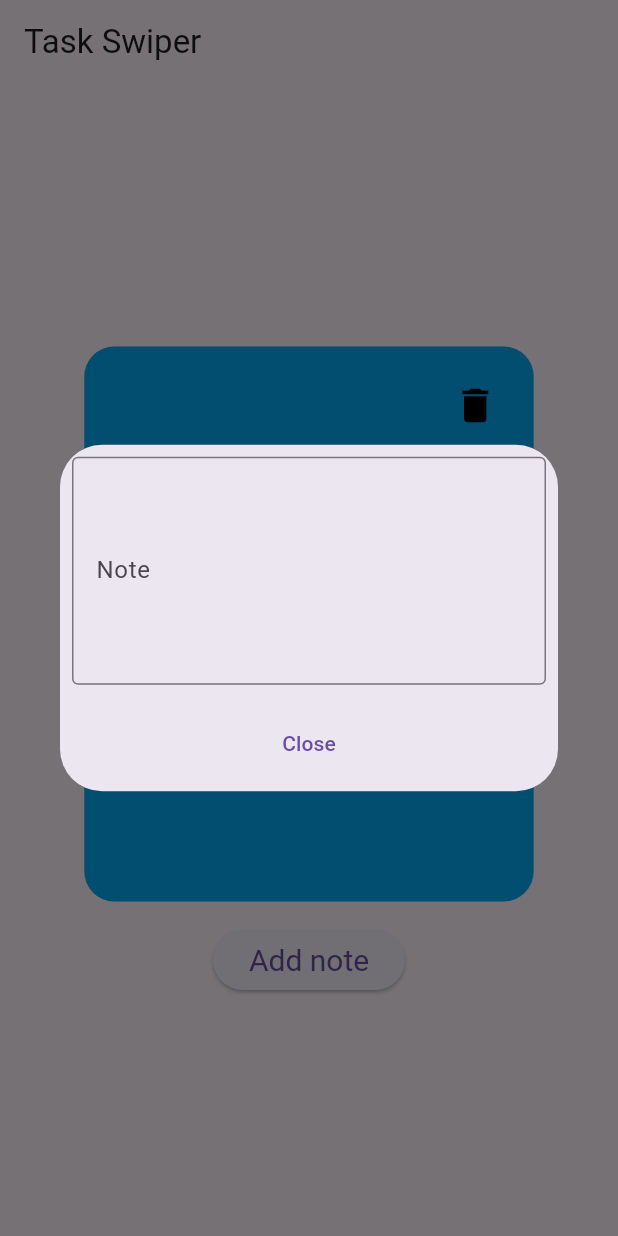
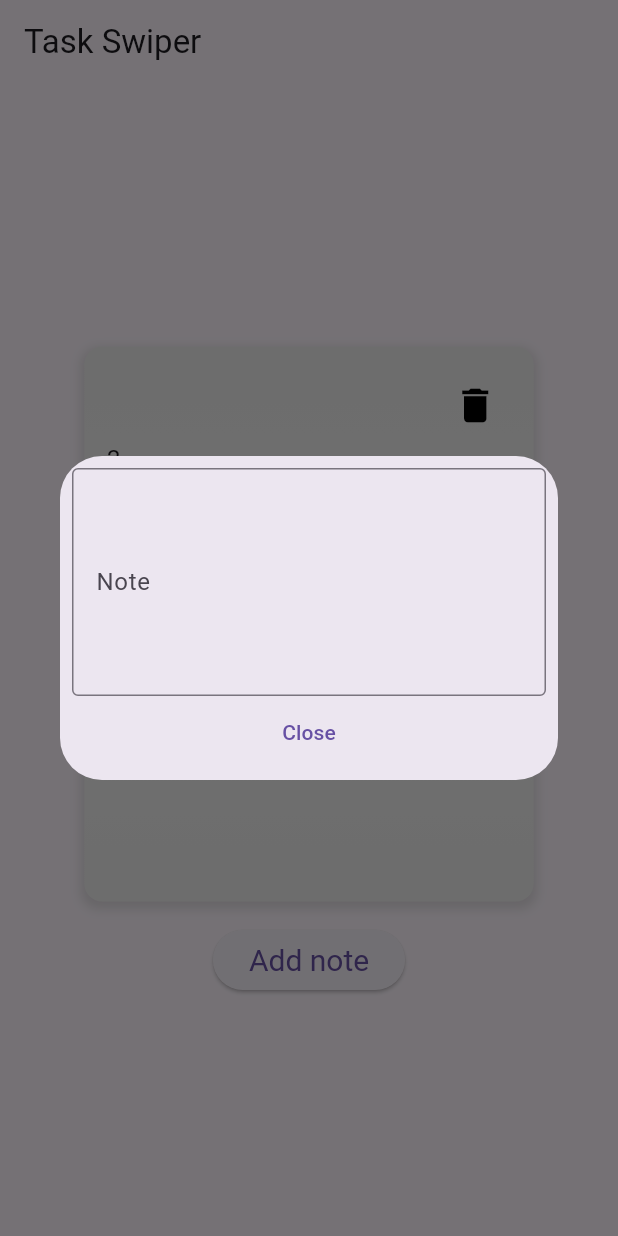
Before and after one commit to temedeus/task_swiper, a Flutter app: the screen it shows after launch, after a tap on the "delete" icon, after a tap on "Add note", on a phone screen of 412 x 824 dp. Run offline on Flutter 3.47's test engine with Material 3 defaults, Android fonts, the phone set to English and light mode, and no system bars; drawn by our look-alikes of carousel_slider; our stand-ins replace sqflite; accounts and stored records are empty.

Commit message:
Extracted edit_task_dialog

```diff
--- /dev/null
+++ b/lib/edit_task_dialog.dart
@@ -0,0 +1,48 @@
+import 'package:flutter/material.dart';
+
+class EditTaskDialog extends StatefulWidget {
+  const EditTaskDialog({Key? key, required this.callback}) : super(key: key);
+  final Function(String) callback;
+
+  @override
+  State<EditTaskDialog> createState() => _EditTaskDialogState(callback);
+}
+
+class _EditTaskDialogState extends State<EditTaskDialog> {
+  final myController = TextEditingController();
+
+  Function(String) callback;
+
+  _EditTaskDialogState(this.callback);
+
+  @override
+  Widget build(BuildContext context) {
+    return Dialog(
+      child: Padding(
+        padding: const EdgeInsets.all(8.0),
+        child: Column(
+          mainAxisSize: MainAxisSize.min,
+          mainAxisAlignment: MainAxisAlignment.center,
+          children: <Widget>[
+            TextField(
+              keyboardType: TextInputType.multiline,
+              minLines: 5,
+              maxLines: 5,
+              controller: myController,
+              decoration: const InputDecoration(
+                  hintText: "Write your note here",
+                  labelText: "Note",
+                  border: OutlineInputBorder()),
+            ),
+            TextButton(
+              onPressed: () {
+                callback(myController.text);
+              },
+              child: const Text('Close'),
+            ),
+          ],
+        ),
+      ),
+    );
+  }
+}
--- a/lib/main.dart
+++ b/lib/main.dart
@@ -1,5 +1,7 @@
 import 'package:carousel_slider/carousel_slider.dart';
 import 'package:flutter/material.dart';
+import 'package:taskswiper/edit_task_dialog.dart';
+import 'package:taskswiper/service/database_service.dart';
 import 'package:taskswiper/task.dart';
 
 void main() {
@@ -27,14 +29,21 @@ class MyHomePage extends StatefulWidget {
 
   final String title;
 
-  List<Task> notes = [Task("Test", null), Task("2", null)];
+  List<Task> tasks = [Task(null, "Test", null), Task(null, "2", null)];
 
   @override
   State<MyHomePage> createState() => _MyHomePageState();
 }
 
 class _MyHomePageState extends State<MyHomePage> {
-  final myController = TextEditingController();
+  late DatabaseService _databaseService;
+
+  @override
+  void initState() {
+    super.initState();
+    _databaseService = DatabaseService();
+    _databaseService.initializeDB().whenComplete(() async {});
+  }
 
   @override
   Widget build(BuildContext context) {
@@ -42,24 +51,44 @@ class _MyHomePageState extends State<MyHomePage> {
         appBar: AppBar(
           title: Text(widget.title),
         ),
-        body: Column(
+        body: buildTaskListing(context));
+  }
+
+  Column buildTaskListing(BuildContext context) {
+    return Column(
       mainAxisAlignment: MainAxisAlignment.center,
       crossAxisAlignment: CrossAxisAlignment.center,
       children: <Widget>[
         CarouselSlider(
-              options:
-                  CarouselOptions(height: 400.0, enableInfiniteScroll: false),
-              items: widget.notes.map((i) {
+          options: CarouselOptions(height: 400.0, enableInfiniteScroll: false),
+          items: widget.tasks.map((i) {
             return Builder(
               builder: (BuildContext context) {
                 return Container(
                     width: MediaQuery.of(context).size.width,
                     margin: const EdgeInsets.all(15.0),
                     padding: const EdgeInsets.all(15.0),
-                        decoration: const BoxDecoration(
-                            color: Colors.lightBlue,
-                            borderRadius:
-                                BorderRadius.all(Radius.circular(20))),
+                    decoration: BoxDecoration(
+                      gradient: LinearGradient(
+                        begin: Alignment.topCenter,
+                        end: Alignment.bottomCenter,
+                        colors: [
+                          Colors.grey[200]!,
+                          Colors.grey[100]!,
+                          Colors.grey[200]!,
+                        ],
+                        stops: [0.1, 0.5, 0.9],
+                      ),
+                      borderRadius: BorderRadius.circular(12.0),
+                      boxShadow: [
+                        BoxShadow(
+                          color: Colors.grey.withOpacity(0.3),
+                          spreadRadius: 2,
+                          blurRadius: 5,
+                          offset: Offset(0, 3),
+                        ),
+                      ],
+                    ),
                     child: Column(
                       crossAxisAlignment: CrossAxisAlignment.start,
                       children: [
@@ -72,9 +101,9 @@ class _MyHomePageState extends State<MyHomePage> {
                             ),
                             onPressed: () {
                               setState(() {
-                                    var newNotes = widget.notes;
+                                var newNotes = widget.tasks;
                                 newNotes.remove(i);
-                                    widget.notes = [...newNotes];
+                                widget.tasks = [...newNotes];
                               });
                             },
                           ),
@@ -92,47 +121,29 @@ class _MyHomePageState extends State<MyHomePage> {
         ),
         ElevatedButton(
           style: ElevatedButton.styleFrom(
-                  textStyle: const TextStyle(fontSize: 20)),
+            textStyle: const TextStyle(fontSize: 20),
+          ),
           onPressed: () => showDialog<String>(
             context: context,
-                builder: (BuildContext context) => Dialog(
-                  child: Padding(
-                    padding: const EdgeInsets.all(8.0),
-                    child: Column(
-                      mainAxisSize: MainAxisSize.min,
-                      mainAxisAlignment: MainAxisAlignment.center,
-                      children: <Widget>[
-                        TextField(
-                          keyboardType: TextInputType.multiline,
-                          minLines: 5,
-                          maxLines: 5,
-                          controller: myController,
-                          decoration: const InputDecoration(
-                              hintText: "Write your note here",
-                              labelText: "Note",
-                              border: OutlineInputBorder()),
-                        ),
-                        const SizedBox(height: 15),
-                        TextButton(
-                          onPressed: () {
-                            setState(() {
-                              widget.notes = [
-                                Task(myController.text, null),
-                                ...widget.notes
-                              ];
-                            });
-                            Navigator.pop(context);
-                          },
-                          child: const Text('Close'),
-                        ),
-                      ],
-                    ),
-                  ),
-                ),
+            builder: (BuildContext context) => buildDialog(),
           ),
           child: const Text('Add note'),
         ),
       ],
-        ));
+    );
+  }
+
+  buildDialog() {
+    callback(String text) async {
+      var id = await _databaseService.createItem(Task(null, text, null));
+      setState(() {
+        widget.tasks = [Task(id, text, null), ...widget.tasks];
+      });
+      Navigator.pop(context);
+    }
+
+    return EditTaskDialog(
+      callback: callback,
+    );
   }
 }
--- a/lib/service/database_service.dart
+++ b/lib/service/database_service.dart
@@ -1,5 +1,8 @@
+import 'package:path/path.dart';
 import 'package:sqflite/sqflite.dart';
-import 'package:path/path.dart';class SqliteService {
+import 'package:taskswiper/task.dart';
+
+class DatabaseService {
   Future<Database> initializeDB() async {
     String path = await getDatabasesPath();
 
@@ -7,10 +10,16 @@ import 'package:path/path.dart';class SqliteService {
       join(path, 'task_database.db'),
       onCreate: (database, version) async {
         await database.execute(
-            "CREATE TABLE Task(id INTEGER PRIMARY KEY AUTOINCREMENT, task TEXT NOT NULL, duedate TEXT)",
+          "CREATE TABLE Task(id INTEGER PRIMARY KEY AUTOINCREMENT, task TEXT NOT NULL, due TEXT)",
         );
       },
       version: 1,
     );
   }
+
+  Future<int> createItem(Task task) async {
+    final Database db = await initializeDB();
+    return db.insert('Task', task.toMap(),
+        conflictAlgorithm: ConflictAlgorithm.replace);
+  }
 }
--- a/lib/task.dart
+++ b/lib/task.dart
@@ -1,14 +1,15 @@
 
 class Task {
+  final int? id;
   final String task;
   final DateTime? due;
 
-  Task(this.task, this.due);
+  Task(this.id, this.task, this.due);
 
   Task.fromMap(Map<String, dynamic> item):
-        task=item["task"], due= DateTime.tryParse(item["due"]);
+        id=item["id"], task=item["task"], due= DateTime.tryParse(item["due"]);
 
-  Map<String, Object> toMap(){
-    return {'task':task,'due': due.toString()};
+  Map<String, dynamic> toMap(){
+    return {'task':task,'due': due?.toString(), 'id':id};
   }
 }
```
Lines whose indentation alone changed are shown as unchanged.
